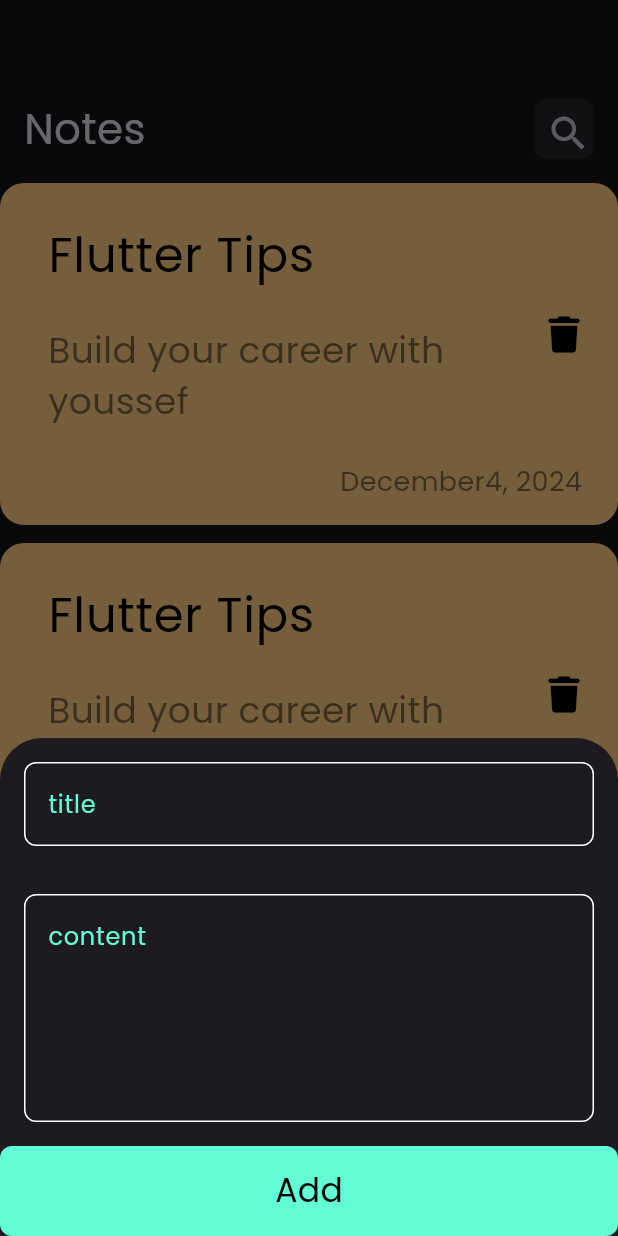
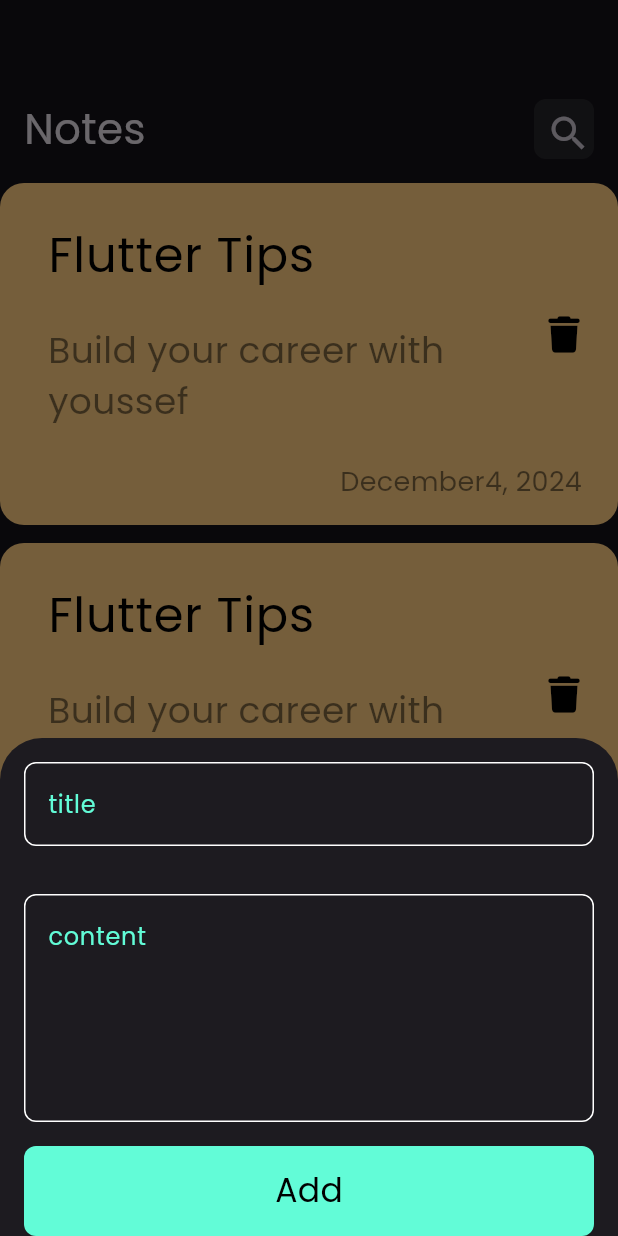
Before and after one commit to YoussefKadafy/notes_app, a Flutter app: the screen it shows after launch, after a tap on the "add" icon, on a phone screen of 412 x 824 dp. Run offline on Flutter 3.47's test engine with Material 3 defaults, Android fonts, the phone set to English and light mode, and no system bars; drawn by our look-alikes of modal_progress_hud_nsn; our stand-ins replace bloc, flutter_bloc, font_awesome_flutter, hive, hive_flutter; accounts and stored records are empty.

Commit message:
create read notes cubit and create fetch all notes method

```diff
--- a/lib/cubits/add_notes_cubit.dart/fake_cubit_dart_state.dart
+++ /dev/null
@@ -1,6 +0,0 @@
-part of 'fake_cubit_dart_cubit.dart';
-
-@immutable
-abstract class FakeCubitDartState {}
-
-class FakeCubitDartInitial extends FakeCubitDartState {}
--- /dev/null
+++ b/lib/cubits/notes_state.dart
@@ -0,0 +1,20 @@
+part of 'notes_cubit.dart';
+
+@immutable
+abstract class NotesState {}
+
+class NotesInitial extends NotesState {}
+
+class NotesLoading extends NotesState {}
+
+class NotesSuccess extends NotesState {
+  final List<NoteModel> notes;
+
+  NotesSuccess({required this.notes});
+}
+
+class NotesFailure extends NotesState {
+  final String errorMessage;
+
+  NotesFailure({required this.errorMessage});
+}
--- a/lib/main.dart
+++ b/lib/main.dart
@@ -22,20 +22,13 @@ class NotesApp extends StatelessWidget {
 
   @override
   Widget build(BuildContext context) {
-    return MultiBlocProvider(
-      providers: [
-        BlocProvider(
-          create: (context) => AddNoteCubit(),
-        )
-      ],
-      child: MaterialApp(
+    return MaterialApp(
       debugShowCheckedModeBanner: false,
       routes: {
         NotesView.id: (context) => NotesView(),
       },
       initialRoute: NotesView.id,
       theme: ThemeData(brightness: Brightness.dark, fontFamily: 'Poppins'),
-      ),
     );
   }
 }
--- a/lib/simple/simple_bloc_observer.dart
+++ b/lib/simple/simple_bloc_observer.dart
@@ -9,12 +9,12 @@ class SimpleBlocObserver implements BlocObserver {
 
   @override
   void onClose(BlocBase bloc) {
-    // TODO: implement onClose
+    debugPrint(' close = $bloc');
   }
 
   @override
   void onCreate(BlocBase bloc) {
-    // TODO: implement onCreate
+    debugPrint(' create = $bloc');
   }
 
   @override
--- a/lib/views/notes_view.dart
+++ b/lib/views/notes_view.dart
@@ -1,4 +1,6 @@
 import 'package:flutter/material.dart';
+import 'package:flutter_bloc/flutter_bloc.dart';
+import 'package:notes_app/cubits/notes_cubit.dart';
 import 'package:notes_app/widgets/add_note_bottomsheet.dart';
 import 'package:notes_app/widgets/notes_view_body.dart';
 
@@ -7,7 +9,9 @@ class NotesView extends StatelessWidget {
   static String id = 'notes view';
   @override
   Widget build(BuildContext context) {
-    return Scaffold(
+    return BlocProvider(
+      create: (context) => NotesCubit(),
+      child: Scaffold(
         resizeToAvoidBottomInset: true,
         floatingActionButton: FloatingActionButton(
           onPressed: () {
@@ -21,6 +25,7 @@ class NotesView extends StatelessWidget {
           child: const Icon(Icons.add),
         ),
         body: const NotesViewBody(),
+      ),
     );
   }
 }
--- a/lib/widgets/add_note_bottomsheet.dart
+++ b/lib/widgets/add_note_bottomsheet.dart
@@ -1,33 +1,27 @@
 import 'package:flutter/material.dart';
 import 'package:flutter_bloc/flutter_bloc.dart';
-import 'package:modal_progress_hud_nsn/modal_progress_hud_nsn.dart';
-import 'package:notes_app/consts.dart';
+
 import 'package:notes_app/cubits/add_notes_cubit.dart/add_note_cubit.dart';
 import 'package:notes_app/widgets/add_note_form.dart';
-import 'package:notes_app/widgets/custom_button.dart';
-import 'package:notes_app/widgets/custom_textfield.dart';
 
 class AddNoteBottomSheet extends StatelessWidget {
   const AddNoteBottomSheet({super.key});
 
   @override
   Widget build(BuildContext context) {
-    return Padding(
-      padding:
-          EdgeInsets.only(bottom: MediaQuery.of(context).viewInsets.bottom),
-      child: SingleChildScrollView(
-        physics: const AlwaysScrollableScrollPhysics(),
-        child: BlocConsumer<AddNoteCubit, AddNoteState>(
+    return BlocProvider(
+      create: (context) => AddNoteCubit(),
+      child: Padding(
+        padding:
+            EdgeInsets.only(bottom: MediaQuery.of(context).viewInsets.bottom),
+        child: BlocListener<AddNoteCubit, AddNoteState>(
           listener: (context, state) {
-            if (state is AddNoteSuccesse) {
-              Navigator.pop(context);
-            }
+            Navigator.of(context, rootNavigator: true).pop();
           },
-          builder: (context, state) {
-            return const ModalProgressHUD(
-                inAsyncCall: State is AddNoteLoading ? true : false,
-                child: AddNoteForm());
-          },
+          child: const SingleChildScrollView(
+              child: AbsorbPointer(
+                  absorbing: State is AddNoteLoading ? true : false,
+                  child: AddNoteForm())),
         ),
       ),
     );
--- a/lib/widgets/add_note_form.dart
+++ b/lib/widgets/add_note_form.dart
@@ -1,4 +1,7 @@
 import 'package:flutter/material.dart';
+import 'package:flutter_bloc/flutter_bloc.dart';
+import 'package:notes_app/cubits/add_notes_cubit.dart/add_note_cubit.dart';
+import 'package:notes_app/models/note_model.dart';
 import 'package:notes_app/widgets/custom_button.dart';
 import 'package:notes_app/widgets/custom_textfield.dart';
 
@@ -36,14 +39,29 @@ class _AddNoteFormState extends State<AddNoteForm> {
               subTitle = value;
             },
           ),
-          CustomButton(
+          BlocBuilder<AddNoteCubit, AddNoteState>(
+            builder: (context, state) {
+              return Padding(
+                padding: const EdgeInsets.symmetric(horizontal: 16),
+                child: CustomButton(
+                  isLoading: state is AddNoteLoading ? true : false,
                   onTap: () {
                     if (formKey.currentState!.validate()) {
                       formKey.currentState!.save();
+                      var noteModel = NoteModel(
+                        title: title!,
+                        subTitle: subTitle!,
+                        date: DateTime.now().toString(),
+                        color: Colors.redAccent.value,
+                      );
+                      BlocProvider.of<AddNoteCubit>(context).AddNote(noteModel);
                     } else {
                       autovalidateMode = AutovalidateMode.always;
                       setState(() {});
                     }
+                  },
+                ),
+              );
             },
           )
         ],
--- a/lib/widgets/custom_button.dart
+++ b/lib/widgets/custom_button.dart
@@ -2,8 +2,9 @@ import 'package:flutter/material.dart';
 import 'package:notes_app/consts.dart';
 
 class CustomButton extends StatelessWidget {
-  const CustomButton({super.key, required this.onTap});
+  const CustomButton({super.key, required this.onTap, this.isLoading = false});
   final void Function()? onTap;
+  final bool isLoading;
   @override
   Widget build(BuildContext context) {
     return GestureDetector(
@@ -14,11 +15,21 @@ class CustomButton extends StatelessWidget {
         decoration: BoxDecoration(
             borderRadius: BorderRadius.circular(8), color: kPrimaryColor),
         child: Center(
-            child: Text(
-          'Add',
-          style: TextStyle(
-              color: Colors.black, fontFamily: 'Poppins', fontSize: 22),
-        )),
+            child: isLoading
+                ? const SizedBox(
+                    height: 26,
+                    width: 26,
+                    child: CircularProgressIndicator(
+                      color: Colors.black,
+                    ),
+                  )
+                : const Text(
+                    'Add',
+                    style: TextStyle(
+                        color: Colors.black,
+                        fontFamily: 'Poppins',
+                        fontSize: 22),
+                  )),
       ),
     );
   }
```
Also changed, not shown: lib/cubits/add_notes_cubit.dart/fake_cubit_dart_cubit.dart (deleted, +0 -8 lines), lib/cubits/notes_cubit.dart (added, +22 -0 lines). Lines whose indentation alone changed are shown as unchanged.
